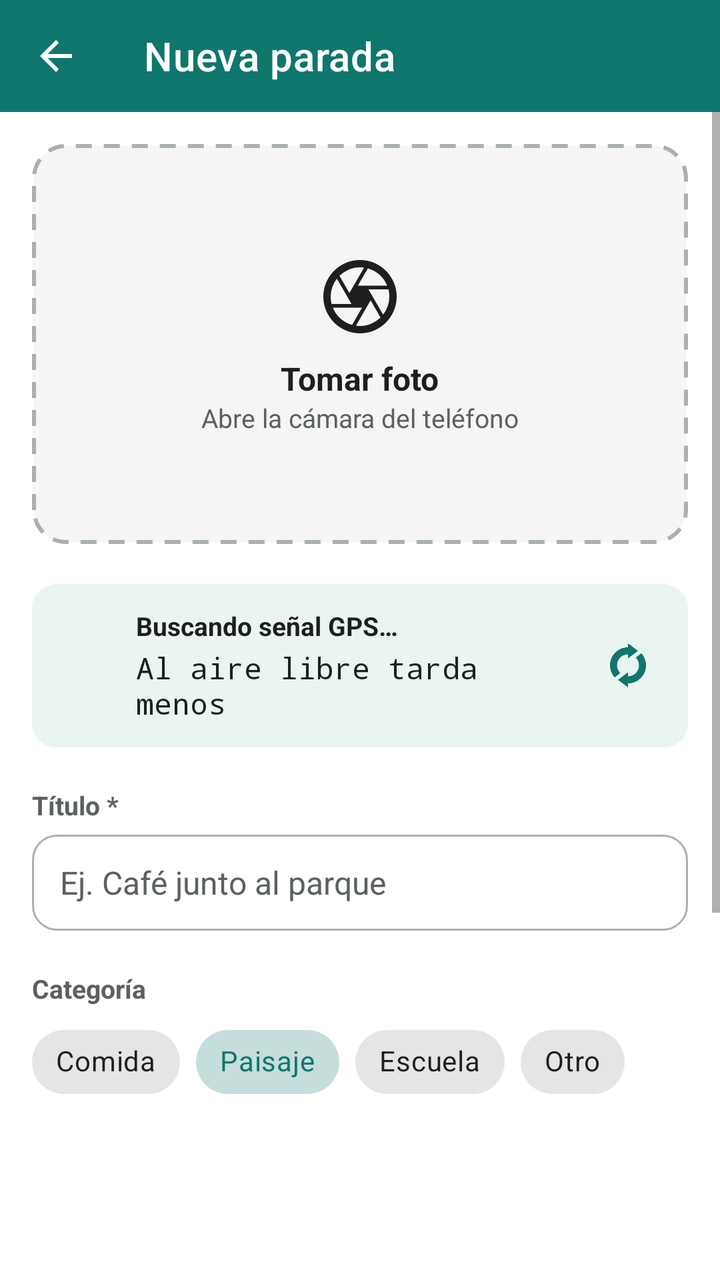
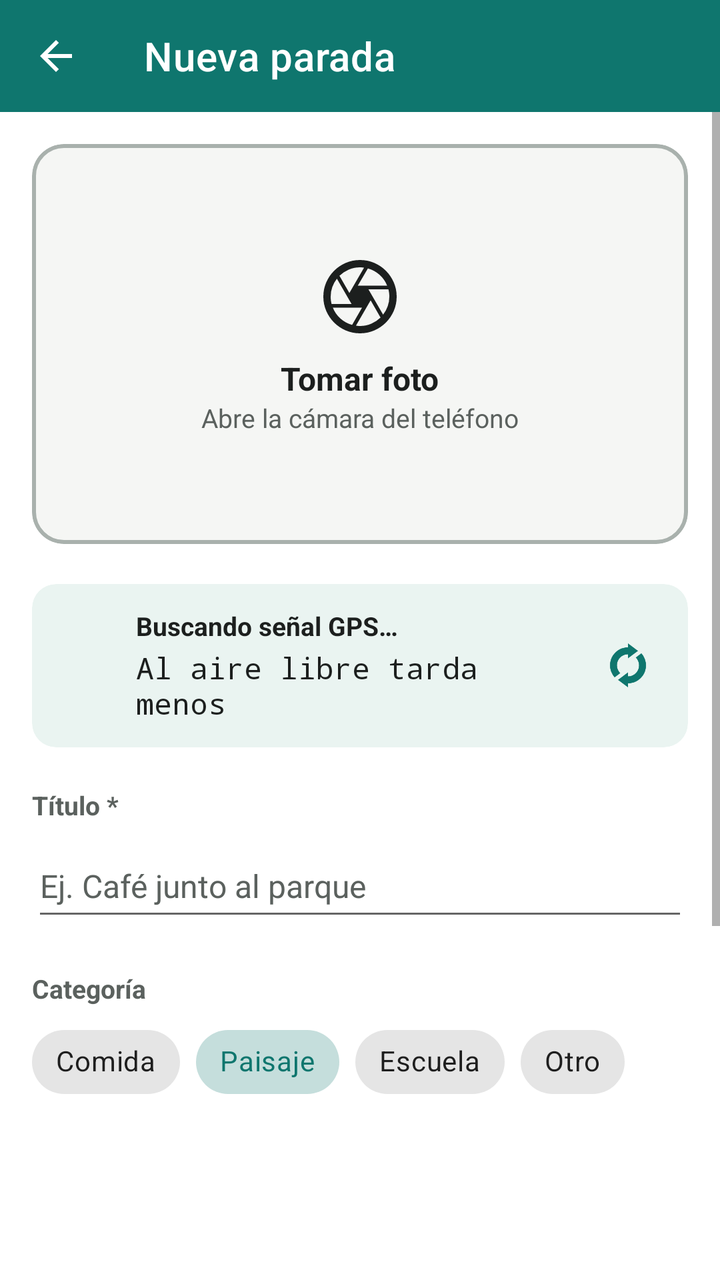

An Android layout rendered at two revisions. The XML below is the earlier revision; the diff shows what the commit changed to produce the second picture.
<!-- AndroidManifest.xml: application theme Theme.BitacoraLugares -->
<!-- res/layout/activity_formulario.xml -->
<?xml version="1.0" encoding="utf-8"?>
<androidx.constraintlayout.widget.ConstraintLayout xmlns:android="http://schemas.android.com/apk/res/android"
    xmlns:app="http://schemas.android.com/apk/res-auto"
    xmlns:tools="http://schemas.android.com/tools"
    android:id="@+id/main"
    android:layout_width="match_parent"
    android:layout_height="match_parent"
    android:background="@color/superficie"
    tools:context=".FormularioActivity">

    <com.google.android.material.appbar.MaterialToolbar
        android:id="@+id/tlbFormulario"
        android:layout_width="0dp"
        android:layout_height="wrap_content"
        android:background="@color/primario"
        android:minHeight="?attr/actionBarSize"
        app:layout_constraintEnd_toEndOf="parent"
        app:layout_constraintStart_toStartOf="parent"
        app:layout_constraintTop_toTopOf="parent"
        app:navigationContentDescription="@string/cancelar"
        app:navigationIcon="@drawable/ic_regresar"
        app:navigationIconTint="@color/white"
        app:title="@string/nueva_parada"
        app:titleTextColor="@color/white" />

    <ScrollView
        android:id="@+id/scvFormulario"
        android:layout_width="0dp"
        android:layout_height="0dp"
        app:layout_constraintBottom_toTopOf="@+id/btnGuardar"
        app:layout_constraintEnd_toEndOf="parent"
        app:layout_constraintStart_toStartOf="parent"
        app:layout_constraintTop_toBottomOf="@+id/tlbFormulario">

        <LinearLayout
            android:layout_width="match_parent"
            android:layout_height="wrap_content"
            android:orientation="vertical"
            android:padding="@dimen/margen">

            <FrameLayout
                android:id="@+id/flyFoto"
                android:layout_width="match_parent"
                android:layout_height="@dimen/foto_formulario">

                <LinearLayout
                    android:id="@+id/llyTomarFoto"
                    android:layout_width="match_parent"
                    android:layout_height="match_parent"
                    android:background="@drawable/fondo_foto"
                    android:clickable="true"
                    android:focusable="true"
                    android:foreground="?attr/selectableItemBackground"
                    android:gravity="center"
                    android:orientation="vertical">

                    <ImageView
                        android:id="@+id/imgCamara"
                        android:layout_width="44dp"
                        android:layout_height="44dp"
                        android:contentDescription="@null"
                        app:srcCompat="@drawable/ic_camara"
                        app:tint="@color/texto" />

                    <TextView
                        android:id="@+id/txtTomarFoto"
                        android:layout_width="wrap_content"
                        android:layout_height="wrap_content"
                        android:layout_marginTop="@dimen/margen_chico"
                        android:text="@string/tomar_foto"
                        android:textColor="@color/texto"
                        android:textSize="@dimen/texto_normal"
                        android:textStyle="bold" />

                    <TextView
                        android:id="@+id/txtAbreCamara"
                        android:layout_width="wrap_content"
                        android:layout_height="wrap_content"
                        android:text="@string/abre_camara"
                        android:textColor="@color/texto_secundario"
                        android:textSize="@dimen/texto_chico" />
                </LinearLayout>

                <ImageView
                    android:id="@+id/imgFoto"
                    android:layout_width="match_parent"
                    android:layout_height="match_parent"
                    android:background="@drawable/fondo_redondeado"
                    android:contentDescription="@string/foto_parada"
                    android:scaleType="centerCrop"
                    android:visibility="gone" />

                <Button
                    android:id="@+id/btnOtraFoto"
                    android:layout_width="wrap_content"
                    android:layout_height="wrap_content"
                    android:layout_gravity="bottom|end"
                    android:layout_margin="@dimen/espacio"
                    android:backgroundTint="@color/texto"
                    android:text="@string/tomar_otra"
                    android:textAllCaps="false"
                    android:textColor="@color/white"
                    android:visibility="gone"
                    app:icon="@drawable/ic_camara"
                    app:iconTint="@color/white" />
            </FrameLayout>

            <LinearLayout
                android:id="@+id/llyGps"
                android:layout_width="match_parent"
                android:layout_height="wrap_content"
                android:layout_marginTop="20dp"
                android:background="@drawable/fondo_redondeado"
                android:backgroundTint="@color/fondo_gps"
                android:gravity="center_vertical"
                android:orientation="horizontal"
                android:paddingStart="@dimen/margen"
                android:paddingTop="@dimen/espacio"
                android:paddingEnd="@dimen/margen_chico"
                android:paddingBottom="@dimen/espacio">

                <ProgressBar
                    android:id="@+id/pgbGps"
                    android:layout_width="24dp"
                    android:layout_height="24dp"
                    android:indeterminateTint="@color/primario" />

                <ImageView
                    android:id="@+id/imgGps"
                    android:layout_width="24dp"
                    android:layout_height="24dp"
                    android:contentDescription="@null"
                    android:visibility="gone"
                    app:srcCompat="@drawable/ic_logo"
                    app:tint="@color/primario" />

                <LinearLayout
                    android:layout_width="0dp"
                    android:layout_height="wrap_content"
                    android:layout_marginStart="@dimen/espacio"
                    android:layout_weight="1"
                    android:orientation="vertical">

                    <TextView
                        android:id="@+id/txtGpsTitulo"
                        android:layout_width="wrap_content"
                        android:layout_height="wrap_content"
                        android:text="@string/buscando_gps"
                        android:textColor="@color/texto"
                        android:textSize="@dimen/texto_chico"
                        android:textStyle="bold" />

                    <TextView
                        android:id="@+id/txtGpsDetalle"
                        android:layout_width="wrap_content"
                        android:layout_height="wrap_content"
                        android:layout_marginTop="2dp"
                        android:fontFamily="monospace"
                        android:text="@string/gps_consejo"
                        android:textColor="@color/texto"
                        android:textSize="15sp" />
                </LinearLayout>

                <ImageButton
                    android:id="@+id/btnActualizarGps"
                    android:layout_width="44dp"
                    android:layout_height="44dp"
                    android:background="?attr/selectableItemBackgroundBorderless"
                    android:contentDescription="@string/actualizar_ubicacion"
                    app:srcCompat="@drawable/ic_actualizar"
                    app:tint="@color/primario" />
            </LinearLayout>

            <TextView
                android:id="@+id/txtEtiquetaTitulo"
                style="@style/Etiquetas"
                android:layout_width="wrap_content"
                android:layout_height="wrap_content"
                android:layout_marginTop="20dp"
                android:labelFor="@+id/edtTitulo"
                android:text="@string/titulo" />

            <EditText
                android:id="@+id/edtTitulo"
                style="@style/Campos"
                android:layout_width="match_parent"
                android:layout_height="@dimen/alto_campo"
                android:layout_marginTop="6dp"
                android:background="@drawable/fondo_campo"
                android:hint="@string/hint_titulo"
                android:importantForAutofill="no"
                android:inputType="textCapSentences"
                android:maxLength="60"
                android:paddingStart="14dp"
                android:paddingEnd="14dp" />

            <TextView
                android:id="@+id/txtEtiquetaCategoria"
                style="@style/Etiquetas"
                android:layout_width="wrap_content"
                android:layout_height="wrap_content"
                android:layout_marginTop="20dp"
                android:text="@string/categoria" />

            <com.google.android.material.chip.ChipGroup
                android:id="@+id/cgpCategoria"
                android:layout_width="match_parent"
                android:layout_height="wrap_content"
                android:layout_marginTop="4dp"
                app:checkedChip="@+id/chpFormPaisaje"
                app:selectionRequired="true"
                app:singleSelection="true">

                <com.google.android.material.chip.Chip
                    android:id="@+id/chpFormComida"
                    style="@style/Widget.MaterialComponents.Chip.Choice"
                    android:layout_width="wrap_content"
                    android:layout_height="wrap_content"
                    android:text="@string/comida" />

                <com.google.android.material.chip.Chip
                    android:id="@+id/chpFormPaisaje"
                    style="@style/Widget.MaterialComponents.Chip.Choice"
                    android:layout_width="wrap_content"
                    android:layout_height="wrap_content"
                    android:text="@string/paisaje" />

                <com.google.android.material.chip.Chip
                    android:id="@+id/chpFormEscuela"
                    style="@style/Widget.MaterialComponents.Chip.Choice"
                    android:layout_width="wrap_content"
                    android:layout_height="wrap_content"
                    android:text="@string/escuela" />

                <com.google.android.material.chip.Chip
                    android:id="@+id/chpFormOtro"
                    style="@style/Widget.MaterialComponents.Chip.Choice"
                    android:layout_width="wrap_content"
                    android:layout_height="wrap_content"
                    android:text="@string/otro" />
            </com.google.android.material.chip.ChipGroup>

            <TextView
                android:id="@+id/txtEtiquetaNota"
                style="@style/Etiquetas"
                android:layout_width="wrap_content"
                android:layout_height="wrap_content"
                android:layout_marginTop="20dp"
                android:labelFor="@+id/edtNota"
                android:text="@string/nota" />

            <EditText
                android:id="@+id/edtNota"
                style="@style/Campos"
                android:layout_width="match_parent"
                android:layout_height="wrap_content"
                android:layout_marginTop="6dp"
                android:background="@drawable/fondo_campo"
                android:gravity="top|start"
                android:hint="@string/hint_nota"
                android:importantForAutofill="no"
                android:inputType="textCapSentences|textMultiLine"
                android:minLines="4"
                android:padding="14dp" />

            <TextView
                android:id="@+id/txtError"
                android:layout_width="match_parent"
                android:layout_height="wrap_content"
                android:layout_marginTop="@dimen/margen"
                android:background="@drawable/fondo_redondeado"
                android:backgroundTint="@color/error_fondo"
                android:padding="@dimen/espacio"
                android:textColor="@color/peligro"
                android:textSize="14sp"
                android:textStyle="bold"
                android:visibility="gone" />
        </LinearLayout>
    </ScrollView>

    <Button
        android:id="@+id/btnGuardar"
        style="@style/Botones"
        android:layout_width="0dp"
        android:layout_height="@dimen/alto_boton"
        android:layout_margin="@dimen/margen"
        android:text="@string/guardar_parada"
        app:layout_constraintBottom_toBottomOf="parent"
        app:layout_constraintEnd_toEndOf="parent"
        app:layout_constraintStart_toStartOf="parent" />

</androidx.constraintlayout.widget.ConstraintLayout>
<!-- resources referenced by this layout -->
<resources>
  <color name="error_fondo">#FDECEA</color>
  <color name="fondo_gps">#EAF4F1</color>
  <color name="peligro">#B42318</color>
  <color name="primario">#0F766E</color>
  <color name="superficie">#FFFFFF</color>
  <color name="texto">#1C1F1E</color>
  <color name="texto_secundario">#5B615E</color>
  <color name="white">#FFFFFFFF</color>
  <dimen name="alto_boton">52dp</dimen>
  <dimen name="alto_campo">48dp</dimen>
  <dimen name="espacio">12dp</dimen>
  <dimen name="foto_formulario">200dp</dimen>
  <dimen name="margen">16dp</dimen>
  <dimen name="margen_chico">8dp</dimen>
  <dimen name="texto_chico">13sp</dimen>
  <dimen name="texto_normal">16sp</dimen>
  <!-- drawable fondo_campo (drawable) -->
  <?xml version="1.0" encoding="utf-8"?>
  <shape xmlns:android="http://schemas.android.com/apk/res/android"
      android:shape="rectangle">
      <solid android:color="@color/superficie" />
      <stroke
          android:width="1dp"
          android:color="@color/borde_campo" />
      <corners android:radius="12dp" />
  </shape>
  <!-- drawable fondo_foto (drawable) -->
  <?xml version="1.0" encoding="utf-8"?>
  <shape xmlns:android="http://schemas.android.com/apk/res/android"
      android:shape="rectangle">
      <solid android:color="@color/fondo" />
      <stroke
          android:width="2dp"
          android:color="@color/borde_campo"
          android:dashWidth="8dp"
          android:dashGap="6dp" />
      <corners android:radius="16dp" />
  </shape>
  <!-- drawable fondo_redondeado (drawable) -->
  <?xml version="1.0" encoding="utf-8"?>
  <shape xmlns:android="http://schemas.android.com/apk/res/android"
      android:shape="rectangle">
      <solid android:color="@color/white" />
      <corners android:radius="12dp" />
  </shape>
  <string name="abre_camara">Abre la cámara del teléfono</string>
  <string name="actualizar_ubicacion">Actualizar ubicación</string>
  <string name="buscando_gps">Buscando señal GPS…</string>
  <string name="cancelar">Cancelar</string>
  <string name="categoria">Categoría</string>
  <string name="comida">Comida</string>
  <string name="escuela">Escuela</string>
  <string name="foto_parada">Foto de la parada</string>
  <string name="gps_consejo">Al aire libre tarda menos</string>
  <string name="guardar_parada">Guardar parada</string>
  <string name="hint_nota">¿Qué hay que recordar de este lugar?</string>
  <string name="hint_titulo">Ej. Café junto al parque</string>
  <string name="nota">Nota</string>
  <string name="nueva_parada">Nueva parada</string>
  <string name="otro">Otro</string>
  <string name="paisaje">Paisaje</string>
  <string name="titulo">Título *</string>
  <string name="tomar_foto">Tomar foto</string>
  <string name="tomar_otra">Tomar otra</string>
  <style name="Botones" parent="Widget.MaterialComponents.Button">
          <item name="android:backgroundTint">@color/primario</item>
          <item name="android:textColor">@color/white</item>
          <item name="android:textSize">@dimen/texto_normal</item>
          <item name="android:textAllCaps">false</item>
          <item name="cornerRadius">14dp</item>
      </style>
  <style name="Campos" parent="Widget.AppCompat.EditText">
          <item name="android:textColor">@color/texto</item>
          <item name="android:textColorHint">@color/texto_secundario</item>
          <item name="android:textSize">@dimen/texto_normal</item>
      </style>
  <style name="Etiquetas" parent="Widget.AppCompat.TextView">
          <item name="android:textColor">@color/texto_secundario</item>
          <item name="android:textSize">@dimen/texto_chico</item>
          <item name="android:textStyle">bold</item>
      </style>
  <color name="borde_campo">#A9B1AD</color>
  <color name="fondo">#F5F6F4</color>
  <color name="primario_oscuro">#0B5A54</color>
  <!-- unchanged entries left out for length: 5 -->
</resources>

<!-- the commit's change to res/layout/activity_formulario.xml (unified diff, before → after) -->
@@ -38,138 +38,154 @@
             android:orientation="vertical"
             android:padding="@dimen/margen">
 
-            <FrameLayout
-                android:id="@+id/flyFoto"
-                android:layout_width="match_parent"
-                android:layout_height="@dimen/foto_formulario">
+            <com.google.android.material.card.MaterialCardView
+                android:id="@+id/crdFoto"
+                android:layout_width="match_parent"
+                android:layout_height="@dimen/foto_formulario"
+                app:cardBackgroundColor="@color/fondo"
+                app:cardCornerRadius="16dp"
+                app:cardElevation="0dp"
+                app:strokeColor="@color/borde_campo"
+                app:strokeWidth="2dp">
+
+                <FrameLayout
+                    android:id="@+id/flyFoto"
+                    android:layout_width="match_parent"
+                    android:layout_height="match_parent">
+
+                    <LinearLayout
+                        android:id="@+id/llyTomarFoto"
+                        android:layout_width="match_parent"
+                        android:layout_height="match_parent"
+                        android:clickable="true"
+                        android:focusable="true"
+                        android:foreground="?attr/selectableItemBackground"
+                        android:gravity="center"
+                        android:orientation="vertical">
+
+                        <ImageView
+                            android:id="@+id/imgCamara"
+                            android:layout_width="44dp"
+                            android:layout_height="44dp"
+                            android:contentDescription="@null"
+                            app:srcCompat="@drawable/ic_camara"
+                            app:tint="@color/texto" />
+
+                        <TextView
+                            android:id="@+id/txtTomarFoto"
+                            android:layout_width="wrap_content"
+                            android:layout_height="wrap_content"
+                            android:layout_marginTop="@dimen/margen_chico"
+                            android:text="@string/tomar_foto"
+                            android:textColor="@color/texto"
+                            android:textSize="@dimen/texto_normal"
+                            android:textStyle="bold" />
+
+                        <TextView
+                            android:id="@+id/txtAbreCamara"
+                            android:layout_width="wrap_content"
+                            android:layout_height="wrap_content"
+                            android:text="@string/abre_camara"
+                            android:textColor="@color/texto_secundario"
+                            android:textSize="@dimen/texto_chico" />
+                    </LinearLayout>
+
+                    <ImageView
+                        android:id="@+id/imgFoto"
+                        android:layout_width="match_parent"
+                        android:layout_height="match_parent"
+                        android:contentDescription="@string/foto_parada"
+                        android:scaleType="centerCrop"
+                        android:visibility="gone" />
+
+                    <Button
+                        android:id="@+id/btnOtraFoto"
+                        android:layout_width="wrap_content"
+                        android:layout_height="wrap_content"
+                        android:layout_gravity="bottom|end"
+                        android:layout_margin="@dimen/espacio"
+                        android:backgroundTint="@color/texto"
+                        android:text="@string/tomar_otra"
+                        android:textAllCaps="false"
+                        android:textColor="@color/white"
+                        android:visibility="gone"
+                        app:icon="@drawable/ic_camara"
+                        app:iconTint="@color/white" />
+                </FrameLayout>
+            </com.google.android.material.card.MaterialCardView>
+
+            <com.google.android.material.card.MaterialCardView
+                android:id="@+id/crdGps"
+                android:layout_width="match_parent"
+                android:layout_height="wrap_content"
+                android:layout_marginTop="20dp"
+                app:cardBackgroundColor="@color/fondo_gps"
+                app:cardCornerRadius="12dp"
+                app:cardElevation="0dp">
 
                 <LinearLayout
-                    android:id="@+id/llyTomarFoto"
+                    android:id="@+id/llyGps"
                     android:layout_width="match_parent"
-                    android:layout_height="match_parent"
-                    android:background="@drawable/fondo_foto"
-                    android:clickable="true"
-                    android:focusable="true"
-                    android:foreground="?attr/selectableItemBackground"
-                    android:gravity="center"
-                    android:orientation="vertical">
+                    android:layout_height="wrap_content"
+                    android:gravity="center_vertical"
+                    android:orientation="horizontal"
+                    android:paddingStart="@dimen/margen"
+                    android:paddingTop="@dimen/espacio"
+                    android:paddingEnd="@dimen/margen_chico"
+                    android:paddingBottom="@dimen/espacio">
+
+                    <ProgressBar
+                        android:id="@+id/pgbGps"
+                        android:layout_width="24dp"
+                        android:layout_height="24dp"
+                        android:indeterminateTint="@color/primario" />
 
                     <ImageView
-                        android:id="@+id/imgCamara"
+                        android:id="@+id/imgGps"
+                        android:layout_width="24dp"
+                        android:layout_height="24dp"
+                        android:contentDescription="@null"
+                        android:visibility="gone"
+                        app:srcCompat="@drawable/ic_logo"
+                        app:tint="@color/primario" />
+
+                    <LinearLayout
+                        android:layout_width="0dp"
+                        android:layout_height="wrap_content"
+                        android:layout_marginStart="@dimen/espacio"
+                        android:layout_weight="1"
+                        android:orientation="vertical">
+
+                        <TextView
+                            android:id="@+id/txtGpsTitulo"
+                            android:layout_width="wrap_content"
+                            android:layout_height="wrap_content"
+                            android:text="@string/buscando_gps"
+                            android:textColor="@color/texto"
+                            android:textSize="@dimen/texto_chico"
+                            android:textStyle="bold" />
+
+                        <TextView
+                            android:id="@+id/txtGpsDetalle"
+                            android:layout_width="wrap_content"
+                            android:layout_height="wrap_content"
+                            android:layout_marginTop="2dp"
+                            android:fontFamily="monospace"
+                            android:text="@string/gps_consejo"
+                            android:textColor="@color/texto"
+                            android:textSize="15sp" />
+                    </LinearLayout>
+
+                    <ImageButton
+                        android:id="@+id/btnActualizarGps"
                         android:layout_width="44dp"
                         android:layout_height="44dp"
-                        android:contentDescription="@null"
-                        app:srcCompat="@drawable/ic_camara"
-                        app:tint="@color/texto" />
-
-                    <TextView
-                        android:id="@+id/txtTomarFoto"
-                        android:layout_width="wrap_content"
-                        android:layout_height="wrap_content"
-                        android:layout_marginTop="@dimen/margen_chico"
-                        android:text="@string/tomar_foto"
-                        android:textColor="@color/texto"
-                        android:textSize="@dimen/texto_normal"
-                        android:textStyle="bold" />
-
-                    <TextView
-                        android:id="@+id/txtAbreCamara"
-                        android:layout_width="wrap_content"
-                        android:layout_height="wrap_content"
-                        android:text="@string/abre_camara"
-                        android:textColor="@color/texto_secundario"
-                        android:textSize="@dimen/texto_chico" />
+                        android:background="?attr/selectableItemBackgroundBorderless"
+                        android:contentDescription="@string/actualizar_ubicacion"
+                        app:srcCompat="@drawable/ic_actualizar"
+                        app:tint="@color/primario" />
                 </LinearLayout>
-
-                <ImageView
-                    android:id="@+id/imgFoto"
-                    android:layout_width="match_parent"
-                    android:layout_height="match_parent"
-                    android:background="@drawable/fondo_redondeado"
-                    android:contentDescription="@string/foto_parada"
-                    android:scaleType="centerCrop"
-                    android:visibility="gone" />
-
-                <Button
-                    android:id="@+id/btnOtraFoto"
-                    android:layout_width="wrap_content"
-                    android:layout_height="wrap_content"
-                    android:layout_gravity="bottom|end"
-                    android:layout_margin="@dimen/espacio"
-                    android:backgroundTint="@color/texto"
-                    android:text="@string/tomar_otra"
-                    android:textAllCaps="false"
-                    android:textColor="@color/white"
-                    android:visibility="gone"
-                    app:icon="@drawable/ic_camara"
-                    app:iconTint="@color/white" />
-            </FrameLayout>
-
-            <LinearLayout
-                android:id="@+id/llyGps"
-                android:layout_width="match_parent"
-                android:layout_height="wrap_content"
-                android:layout_marginTop="20dp"
-                android:background="@drawable/fondo_redondeado"
-                android:backgroundTint="@color/fondo_gps"
-                android:gravity="center_vertical"
-                android:orientation="horizontal"
-                android:paddingStart="@dimen/margen"
-                android:paddingTop="@dimen/espacio"
-                android:paddingEnd="@dimen/margen_chico"
-                android:paddingBottom="@dimen/espacio">
-
-                <ProgressBar
-                    android:id="@+id/pgbGps"
-                    android:layout_width="24dp"
-                    android:layout_height="24dp"
-                    android:indeterminateTint="@color/primario" />
-
-                <ImageView
-                    android:id="@+id/imgGps"
-                    android:layout_width="24dp"
-                    android:layout_height="24dp"
-                    android:contentDescription="@null"
-                    android:visibility="gone"
-                    app:srcCompat="@drawable/ic_logo"
-                    app:tint="@color/primario" />
-
-                <LinearLayout
-                    android:layout_width="0dp"
-                    android:layout_height="wrap_content"
-                    android:layout_marginStart="@dimen/espacio"
-                    android:layout_weight="1"
-                    android:orientation="vertical">
-
-                    <TextView
-                        android:id="@+id/txtGpsTitulo"
-                        android:layout_width="wrap_content"
-                        android:layout_height="wrap_content"
-                        android:text="@string/buscando_gps"
-                        android:textColor="@color/texto"
-                        android:textSize="@dimen/texto_chico"
-                        android:textStyle="bold" />
-
-                    <TextView
-                        android:id="@+id/txtGpsDetalle"
-                        android:layout_width="wrap_content"
-                        android:layout_height="wrap_content"
-                        android:layout_marginTop="2dp"
-                        android:fontFamily="monospace"
-                        android:text="@string/gps_consejo"
-                        android:textColor="@color/texto"
-                        android:textSize="15sp" />
-                </LinearLayout>
-
-                <ImageButton
-                    android:id="@+id/btnActualizarGps"
-                    android:layout_width="44dp"
-                    android:layout_height="44dp"
-                    android:background="?attr/selectableItemBackgroundBorderless"
-                    android:contentDescription="@string/actualizar_ubicacion"
-                    app:srcCompat="@drawable/ic_actualizar"
-                    app:tint="@color/primario" />
-            </LinearLayout>
+            </com.google.android.material.card.MaterialCardView>
 
             <TextView
                 android:id="@+id/txtEtiquetaTitulo"
@@ -186,13 +202,10 @@
                 android:layout_width="match_parent"
                 android:layout_height="@dimen/alto_campo"
                 android:layout_marginTop="6dp"
-                android:background="@drawable/fondo_campo"
                 android:hint="@string/hint_titulo"
                 android:importantForAutofill="no"
                 android:inputType="textCapSentences"
-                android:maxLength="60"
-                android:paddingStart="14dp"
-                android:paddingEnd="14dp" />
+                android:maxLength="60" />
 
             <TextView
                 android:id="@+id/txtEtiquetaCategoria"
@@ -255,21 +268,18 @@
                 android:layout_width="match_parent"
                 android:layout_height="wrap_content"
                 android:layout_marginTop="6dp"
-                android:background="@drawable/fondo_campo"
                 android:gravity="top|start"
                 android:hint="@string/hint_nota"
                 android:importantForAutofill="no"
                 android:inputType="textCapSentences|textMultiLine"
-                android:minLines="4"
-                android:padding="14dp" />
+                android:minLines="4" />
 
             <TextView
                 android:id="@+id/txtError"
                 android:layout_width="match_parent"
                 android:layout_height="wrap_content"
                 android:layout_marginTop="@dimen/margen"
-                android:background="@drawable/fondo_redondeado"
-                android:backgroundTint="@color/error_fondo"
+                android:background="@color/error_fondo"
                 android:padding="@dimen/espacio"
                 android:textColor="@color/peligro"
                 android:textSize="14sp"
<!-- resource entries referenced after the edit -->
@@ -16,35 +16,6 @@
   <dimen name="margen_chico">8dp</dimen>
   <dimen name="texto_chico">13sp</dimen>
   <dimen name="texto_normal">16sp</dimen>
-  <!-- drawable fondo_campo (drawable) -->
-  <?xml version="1.0" encoding="utf-8"?>
-  <shape xmlns:android="http://schemas.android.com/apk/res/android"
-      android:shape="rectangle">
-      <solid android:color="@color/superficie" />
-      <stroke
-          android:width="1dp"
-          android:color="@color/borde_campo" />
-      <corners android:radius="12dp" />
-  </shape>
-  <!-- drawable fondo_foto (drawable) -->
-  <?xml version="1.0" encoding="utf-8"?>
-  <shape xmlns:android="http://schemas.android.com/apk/res/android"
-      android:shape="rectangle">
-      <solid android:color="@color/fondo" />
-      <stroke
-          android:width="2dp"
-          android:color="@color/borde_campo"
-          android:dashWidth="8dp"
-          android:dashGap="6dp" />
-      <corners android:radius="16dp" />
-  </shape>
-  <!-- drawable fondo_redondeado (drawable) -->
-  <?xml version="1.0" encoding="utf-8"?>
-  <shape xmlns:android="http://schemas.android.com/apk/res/android"
-      android:shape="rectangle">
-      <solid android:color="@color/white" />
-      <corners android:radius="12dp" />
-  </shape>
   <string name="abre_camara">Abre la cámara del teléfono</string>
   <string name="actualizar_ubicacion">Actualizar ubicación</string>
   <string name="buscando_gps">Buscando señal GPS…</string>
